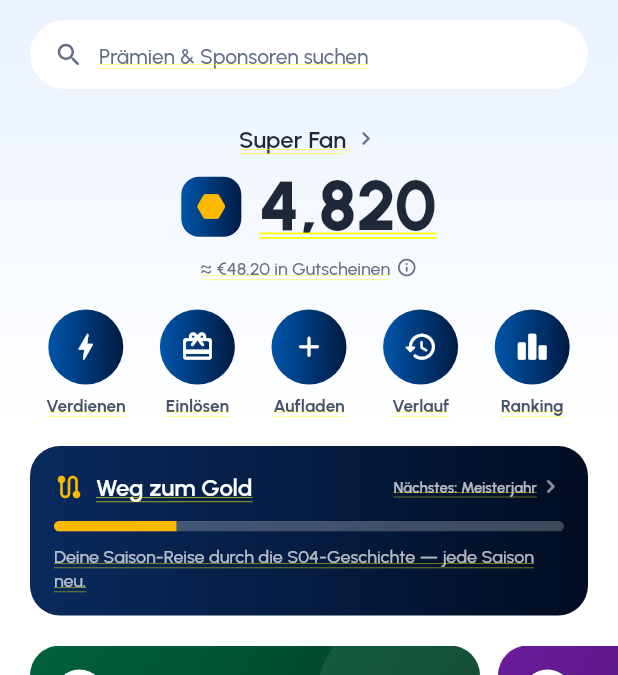
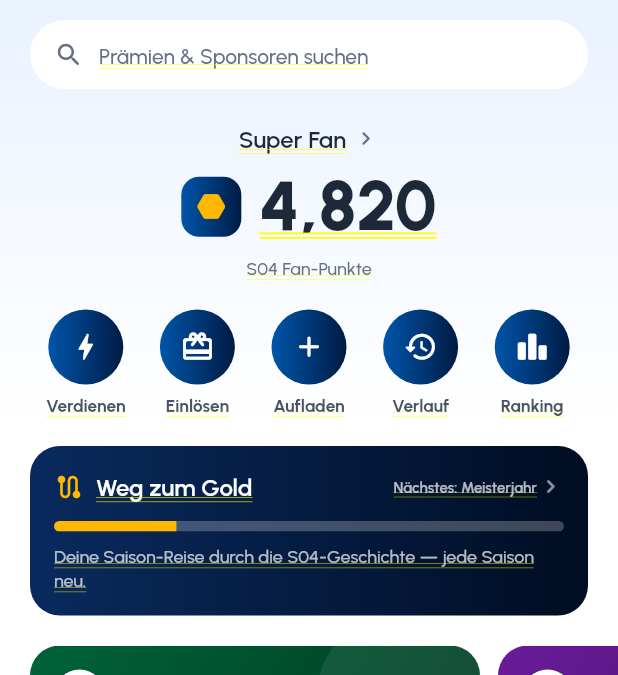
Before and after one commit to COREVIONLABS/EMBAapp-native, a Flutter app: the PointsScreen screen opened directly, on a phone screen of 412 x 824 dp, the part 67-742 px from its top. Run offline on Flutter 3.47's test engine with Material 3 defaults, Android fonts, the phone set to English and light mode, and no system bars; our stand-ins replace flutter_svg.

Commit message:
Remove euro-equivalent value display everywhere [skip ci]
Points are the product — showing an approximate euro value signals low
worth (especially at low balances). Removed the '≈ €X in vouchers'
subline from Profile wallet, Wallet, Points history, Points hub and the
onboarding mockup, and dropped the euro parenthetical from the Fan+
pays-for-itself proof. Cleaned up the now-orphaned translation keys.

Co-Authored-By: Claude Opus 4.8 <noreply@anthropic.com>
Claude-Session: https://claude.ai/code/session_0138H2TPm9wvb2D54WvCY8tL

```diff
--- a/lib/l10n/strings.dart
+++ b/lib/l10n/strings.dart
@@ -513,7 +513,6 @@ const Map<String, String> _de = {
 
   // ── Redeem / rewards ───────────────────────────────────────
   'Ways to redeem': 'Einlöse-Möglichkeiten',
-  '2,450 pts available (≈ €24.50)': '2.450 Pkt. verfügbar (≈ 24,50 €)',
   'Your loyalty. Your rewards.': 'Deine Treue. Deine Prämien.',
   'You won 100 Points!': 'Du hast 100 Punkte gewonnen!',
 
@@ -1265,7 +1264,6 @@ const Map<String, String> _de = {
   'How many German championships has S04 won?': 'Wie viele deutsche Meisterschaften hat S04 gewonnen?',
   'Who does Schalke meet in the Revierderby?': 'Gegen wen spielt Schalke im Revierderby?',
   // ── P0: clear value model (points vs real cashback) ──
-  'in vouchers': 'in Gutscheinen',
   'How Fan+ works': 'So funktioniert Fan+',
   'Earn points': 'Punkte sammeln',
   'On tickets, shop, games & check-ins': 'Bei Tickets, Shop, Spielen & Check-ins',
--- a/lib/screens/fanplus_screen.dart
+++ b/lib/screens/fanplus_screen.dart
@@ -114,7 +114,7 @@ class _FanPlusScreenState extends State<FanPlusScreen> {
             child: Row(children: [
               const Icon(Icons.savings_rounded, color: AppColors.success),
               const SizedBox(width: 12),
-              Expanded(child: Text('${tr('Super Fan')}: +${FanModel.fmtPublic(s.monthlyPoints)} ${tr('pts')} / ${tr('month')} (≈ ${FanModel.euroValue(s.monthlyPoints)}) + ${s.freeLots} ${tr('free lots')} — ${tr('it pays for itself.')}',
+              Expanded(child: Text('${tr('Super Fan')}: +${FanModel.fmtPublic(s.monthlyPoints)} ${tr('pts')} / ${tr('month')} + ${s.freeLots} ${tr('free lots')} — ${tr('it pays for itself.')}',
                   style: AppText.body2.copyWith(color: AppColors.textDarker, fontWeight: FontWeight.w600))),
             ]),
           ),
--- a/lib/screens/onboarding_screen.dart
+++ b/lib/screens/onboarding_screen.dart
@@ -243,8 +243,6 @@ class _HomeMock extends StatelessWidget {
             Text('S04 Fan Points', style: TextStyle(fontFamily: 'Urbanist', fontSize: 10, color: Colors.white70)),
             const SizedBox(height: 4),
             Text('4.820', style: TextStyle(fontFamily: 'Urbanist', fontSize: 34, height: 1, fontWeight: FontWeight.w800, color: Colors.white)),
-            const SizedBox(height: 4),
-            Text('≈ €48,20 in Gutscheinen', style: TextStyle(fontFamily: 'Urbanist', fontSize: 10, color: Colors.white70)),
           ]),
         ),
         const SizedBox(height: 14),
--- a/lib/screens/points_history_screen.dart
+++ b/lib/screens/points_history_screen.dart
@@ -40,7 +40,6 @@ class PointsHistoryScreen extends StatelessWidget {
               Text(tr('Current balance'), style: AppText.body3.copyWith(color: AppColors.onAccent)),
               Text('${FanModel.pointsFormatted} ${tr('pts')}', style: AppText.label1.copyWith(color: AppColors.textDarker)),
             ])),
-            Text('≈ ${FanModel.balanceEuro}', style: AppText.body2.copyWith(color: AppColors.textLight, fontWeight: FontWeight.w700)),
           ]),
         ),
         const SizedBox(height: 16),
--- a/lib/screens/points_screen.dart
+++ b/lib/screens/points_screen.dart
@@ -96,11 +96,7 @@ class PointsScreen extends StatelessWidget {
               Text(FanModel.pointsFormatted, style: AppText.h1.copyWith(color: AppColors.textDarker, fontSize: 46, fontWeight: FontWeight.w800)),
             ]),
             const SizedBox(height: 6),
-            Row(mainAxisAlignment: MainAxisAlignment.center, children: [
-              Text('≈ ${FanModel.balanceEuro} ${tr('in vouchers')}', style: AppText.body3.copyWith(color: AppColors.textLight)),
-              const SizedBox(width: 4),
-              Icon(Icons.info_outline_rounded, size: 14, color: AppColors.textLight),
-            ]),
+            Text(tr('S04 Fan Points'), style: AppText.body3.copyWith(color: AppColors.textLight)),
             const SizedBox(height: 20),
             // Primary quick-access — clean round wallet actions (Socios-style).
             Row(crossAxisAlignment: CrossAxisAlignment.start, children: [
--- a/lib/screens/profile_screen.dart
+++ b/lib/screens/profile_screen.dart
@@ -76,7 +76,7 @@ class ProfileScreen extends StatelessWidget {
                   Text(FanModel.pointsFormatted, style: AppText.h2.copyWith(color: Colors.white, fontWeight: FontWeight.w800)),
                 ]),
                 const SizedBox(height: 4),
-                Text('≈ ${FanModel.balanceEuro} ${tr('in vouchers')} · ${tr('View history')}', style: AppText.body3.copyWith(color: Colors.white70)),
+                Text(tr('View history'), style: AppText.body3.copyWith(color: Colors.white70)),
                 const SizedBox(height: 12),
                 Row(children: [
                   for (final c in const ['Tickets', 'Vouchers', 'Bookings', 'Collection']) ...[
--- a/lib/screens/wallet_screen.dart
+++ b/lib/screens/wallet_screen.dart
@@ -61,7 +61,7 @@ class WalletScreen extends StatelessWidget {
             const SizedBox(width: 14),
             Expanded(child: Column(crossAxisAlignment: CrossAxisAlignment.start, children: [
               Text('${FanModel.pointsFormatted} ${tr('pts')}', style: AppText.label2.copyWith(color: AppColors.textDarker)),
-              Text('≈ ${FanModel.balanceEuro} · ${tr('View history')}', style: AppText.body3Regular),
+              Text(tr('View history'), style: AppText.body3Regular),
             ])),
             Icon(Icons.chevron_right_rounded, color: AppColors.textLight),
           ]),
```
